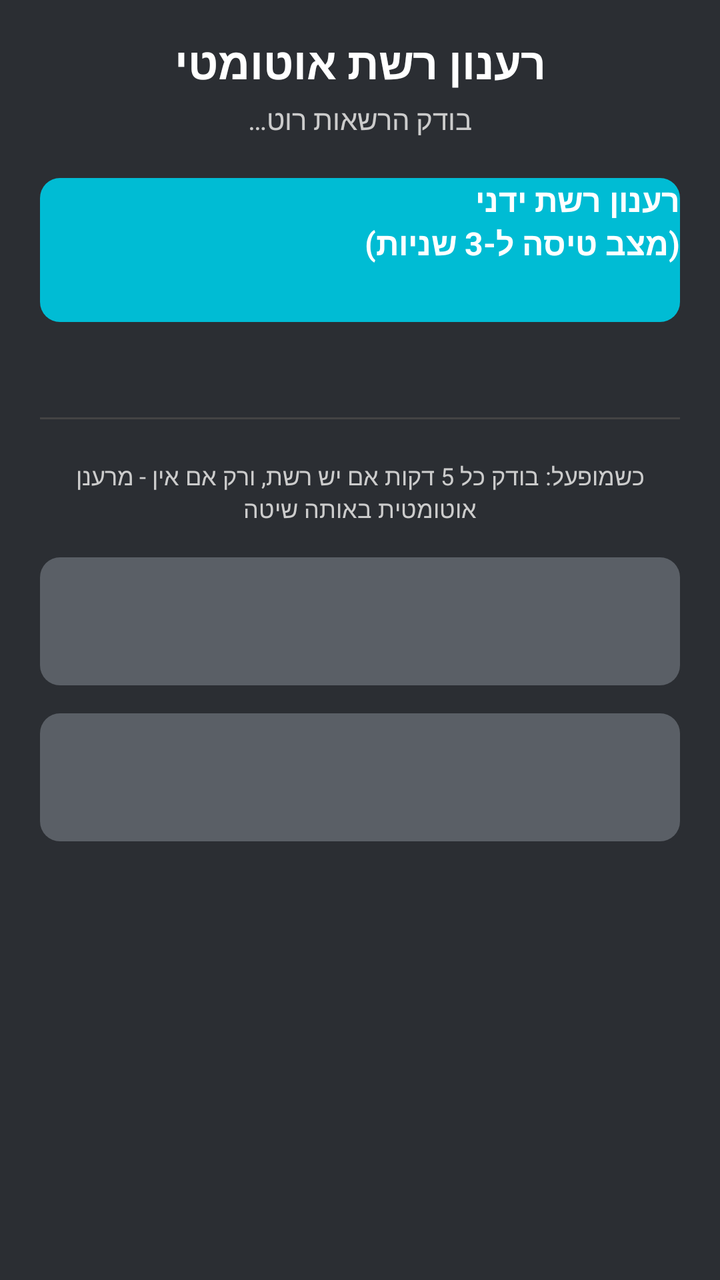
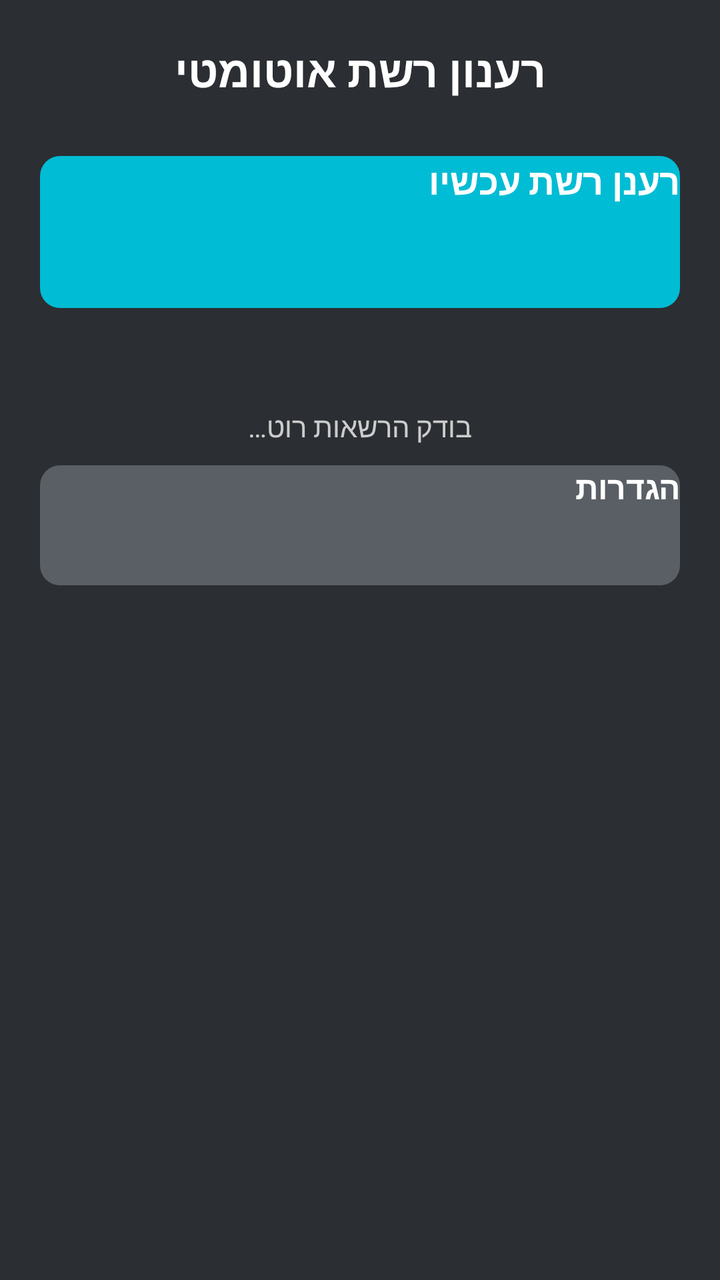

An Android layout rendered at two revisions. The XML below is the earlier revision; the diff shows what the commit changed to produce the second picture.
<!-- AndroidManifest.xml: application theme AppTheme -->
<!-- res/layout/activity_main.xml -->
<?xml version="1.0" encoding="utf-8"?>
<LinearLayout xmlns:android="http://schemas.android.com/apk/res/android"
    android:layout_width="match_parent"
    android:layout_height="match_parent"
    android:orientation="vertical"
    android:background="?attr/colorBgMain"
    android:paddingLeft="20dp"
    android:paddingRight="20dp"
    android:paddingTop="16dp"
    android:paddingBottom="16dp">

    <TextView
        android:id="@+id/headerTitle"
        android:layout_width="match_parent"
        android:layout_height="wrap_content"
        android:text="@string/app_name"
        android:textColor="?attr/colorTextPrimary"
        android:textSize="22sp"
        android:textStyle="bold"
        android:gravity="center"
        android:paddingBottom="4dp" />

    <TextView
        android:id="@+id/rootStatusText"
        android:layout_width="match_parent"
        android:layout_height="wrap_content"
        android:text="@string/root_status_checking"
        android:textColor="?attr/colorTextSecondary"
        android:textSize="14sp"
        android:gravity="center"
        android:paddingBottom="20dp" />

    
    <Button
        android:id="@+id/btnManualRefresh"
        android:layout_width="match_parent"
        android:layout_height="72dp"
        android:background="@drawable/bg_button_primary"
        android:text="@string/manual_refresh_button"
        android:textColor="@color/text_white"
        android:textSize="16sp"
        android:textStyle="bold"
        android:focusable="true"
        android:focusableInTouchMode="false" />

    <TextView
        android:id="@+id/manualRefreshStatusText"
        android:layout_width="match_parent"
        android:layout_height="wrap_content"
        android:text=""
        android:textColor="?attr/colorTextSecondary"
        android:textSize="13sp"
        android:gravity="center"
        android:paddingTop="6dp"
        android:paddingBottom="24dp" />

    
    <View
        android:layout_width="match_parent"
        android:layout_height="1dp"
        android:background="?attr/colorDivider"
        android:layout_marginBottom="20dp" />

    <TextView
        android:layout_width="match_parent"
        android:layout_height="wrap_content"
        android:text="@string/monitor_explanation"
        android:textColor="?attr/colorTextSecondary"
        android:textSize="12sp"
        android:gravity="center"
        android:paddingBottom="16dp" />

    
    <Button
        android:id="@+id/btnPhoneMonitor"
        android:layout_width="match_parent"
        android:layout_height="64dp"
        android:layout_marginBottom="14dp"
        android:background="@drawable/bg_toggle_off"
        android:textColor="@color/text_white"
        android:textSize="16sp"
        android:textStyle="bold"
        android:focusable="true"
        android:focusableInTouchMode="false" />

    
    <Button
        android:id="@+id/btnInternetMonitor"
        android:layout_width="match_parent"
        android:layout_height="64dp"
        android:background="@drawable/bg_toggle_off"
        android:textColor="@color/text_white"
        android:textSize="16sp"
        android:textStyle="bold"
        android:focusable="true"
        android:focusableInTouchMode="false" />

</LinearLayout>
<!-- resources referenced by this layout -->
<resources>
  <color name="text_white">#FFFFFFFF</color>
  <!-- drawable bg_button_primary (drawable) -->
  <?xml version="1.0" encoding="utf-8"?>
  <selector xmlns:android="http://schemas.android.com/apk/res/android">
  
      <item android:state_focused="true">
          <shape android:shape="rectangle">
              <corners android:radius="10dp" />
              <solid android:color="@color/accent_teal" />
              <stroke android:width="3dp" android:color="@color/focus_green" />
          </shape>
      </item>
  
      <item android:state_pressed="true">
          <shape android:shape="rectangle">
              <corners android:radius="10dp" />
              <solid android:color="@color/accent_teal" />
              <stroke android:width="3dp" android:color="@color/focus_green" />
          </shape>
      </item>
  
      <item>
          <shape android:shape="rectangle">
              <corners android:radius="10dp" />
              <solid android:color="@color/accent_teal" />
          </shape>
      </item>
  
  </selector>
  <!-- drawable bg_toggle_off (drawable) -->
  <?xml version="1.0" encoding="utf-8"?>
  <selector xmlns:android="http://schemas.android.com/apk/res/android">
  
      <item android:state_focused="true">
          <shape android:shape="rectangle">
              <corners android:radius="10dp" />
              <solid android:color="@color/toggle_off_gray" />
              <stroke android:width="3dp" android:color="@color/focus_green" />
          </shape>
      </item>
  
      <item android:state_pressed="true">
          <shape android:shape="rectangle">
              <corners android:radius="10dp" />
              <solid android:color="@color/toggle_off_gray" />
              <stroke android:width="3dp" android:color="@color/focus_green" />
          </shape>
      </item>
  
      <item>
          <shape android:shape="rectangle">
              <corners android:radius="10dp" />
              <solid android:color="@color/toggle_off_gray" />
          </shape>
      </item>
  
  </selector>
  <string name="app_name">רענון רשת אוטומטי</string>
  <string name="manual_refresh_button">רענון רשת ידני\n(מצב טיסה ל-3 שניות)</string>
  <string name="monitor_explanation">כשמופעל: בודק כל 5 דקות אם יש רשת, ורק אם אין - מרענן אוטומטית באותה שיטה</string>
  <string name="root_status_checking">בודק הרשאות רוט…</string>
  <style name="AppTheme" parent="android:Theme">
          <item name="android:windowNoTitle">true</item>
          <item name="colorBgMain">@color/bg_dark</item>
          <item name="colorHeaderBg">@color/header_black</item>
          <item name="colorAccent">@color/accent_teal</item>
          <item name="colorTextPrimary">@color/text_white</item>
          <item name="colorTextSecondary">@color/text_light_gray</item>
          <item name="colorRowBg">@color/row_gray</item>
          <item name="colorDivider">@color/divider_gray</item>
          <item name="colorButtonText">@color/text_white</item>
      </style>
  <color name="accent_teal">#FF00BCD4</color>
  <color name="focus_green">@android:color/holo_green_light</color>
  <color name="toggle_off_gray">#FF5A5F66</color>
  <color name="bg_dark">#FF2B2E33</color>
  <color name="header_black">#FF000000</color>
  <color name="text_light_gray">#FFCCCCCC</color>
  <color name="row_gray">#FF3A3E44</color>
  <color name="divider_gray">#FF444444</color>
</resources>

<!-- the commit's change to res/layout/activity_main.xml (unified diff, before → after) -->
@@ -1,98 +1,77 @@
 <?xml version="1.0" encoding="utf-8"?>
-<LinearLayout xmlns:android="http://schemas.android.com/apk/res/android"
+<ScrollView xmlns:android="http://schemas.android.com/apk/res/android"
     android:layout_width="match_parent"
     android:layout_height="match_parent"
-    android:orientation="vertical"
-    android:background="?attr/colorBgMain"
-    android:paddingLeft="20dp"
-    android:paddingRight="20dp"
-    android:paddingTop="16dp"
-    android:paddingBottom="16dp">
+    android:fillViewport="true"
+    android:background="?attr/colorBgMain">
 
-    <TextView
-        android:id="@+id/headerTitle"
+    <LinearLayout
         android:layout_width="match_parent"
         android:layout_height="wrap_content"
-        android:text="@string/app_name"
-        android:textColor="?attr/colorTextPrimary"
-        android:textSize="22sp"
-        android:textStyle="bold"
-        android:gravity="center"
-        android:paddingBottom="4dp" />
+        android:orientation="vertical"
+        android:paddingLeft="20dp"
+        android:paddingRight="20dp"
+        android:paddingTop="20dp"
+        android:paddingBottom="20dp">
 
-    <TextView
-        android:id="@+id/rootStatusText"
-        android:layout_width="match_parent"
-        android:layout_height="wrap_content"
-        android:text="@string/root_status_checking"
-        android:textColor="?attr/colorTextSecondary"
-        android:textSize="14sp"
-        android:gravity="center"
-        android:paddingBottom="20dp" />
+        <TextView
+            android:id="@+id/headerTitle"
+            android:layout_width="match_parent"
+            android:layout_height="wrap_content"
+            android:text="@string/app_name"
+            android:textColor="?attr/colorTextPrimary"
+            android:textSize="22sp"
+            android:textStyle="bold"
+            android:gravity="center"
+            android:paddingBottom="28dp" />
 
-    
-    <Button
-        android:id="@+id/btnManualRefresh"
-        android:layout_width="match_parent"
-        android:layout_height="72dp"
-        android:background="@drawable/bg_button_primary"
-        android:text="@string/manual_refresh_button"
-        android:textColor="@color/text_white"
-        android:textSize="16sp"
-        android:textStyle="bold"
-        android:focusable="true"
-        android:focusableInTouchMode="false" />
+        
+        <Button
+            android:id="@+id/btnManualRefresh"
+            android:layout_width="match_parent"
+            android:layout_height="76dp"
+            android:background="@drawable/bg_button_primary"
+            android:text="@string/manual_refresh_button"
+            android:textColor="@color/text_white"
+            android:textSize="18sp"
+            android:textStyle="bold"
+            android:focusable="true"
+            android:focusableInTouchMode="false" />
 
-    <TextView
-        android:id="@+id/manualRefreshStatusText"
-        android:layout_width="match_parent"
-        android:layout_height="wrap_content"
-        android:text=""
-        android:textColor="?attr/colorTextSecondary"
-        android:textSize="13sp"
-        android:gravity="center"
-        android:paddingTop="6dp"
-        android:paddingBottom="24dp" />
+        <TextView
+            android:id="@+id/manualRefreshStatusText"
+            android:layout_width="match_parent"
+            android:layout_height="wrap_content"
+            android:text=""
+            android:textColor="?attr/colorTextSecondary"
+            android:textSize="13sp"
+            android:gravity="center"
+            android:paddingTop="8dp"
+            android:paddingBottom="24dp" />
 
-    
-    <View
-        android:layout_width="match_parent"
-        android:layout_height="1dp"
-        android:background="?attr/colorDivider"
-        android:layout_marginBottom="20dp" />
+        
+        <TextView
+            android:id="@+id/rootStatusText"
+            android:layout_width="match_parent"
+            android:layout_height="wrap_content"
+            android:text="@string/root_status_checking"
+            android:textColor="?attr/colorTextSecondary"
+            android:textSize="14sp"
+            android:gravity="center"
+            android:paddingBottom="10dp" />
 
-    <TextView
-        android:layout_width="match_parent"
-        android:layout_height="wrap_content"
-        android:text="@string/monitor_explanation"
-        android:textColor="?attr/colorTextSecondary"
-        android:textSize="12sp"
-        android:gravity="center"
-        android:paddingBottom="16dp" />
+        
+        <Button
+            android:id="@+id/btnSettings"
+            android:layout_width="match_parent"
+            android:layout_height="60dp"
+            android:background="@drawable/bg_toggle_off"
+            android:text="@string/settings_button"
+            android:textColor="@color/text_white"
+            android:textSize="16sp"
+            android:textStyle="bold"
+            android:focusable="true"
+            android:focusableInTouchMode="false" />
 
-    
-    <Button
-        android:id="@+id/btnPhoneMonitor"
-        android:layout_width="match_parent"
-        android:layout_height="64dp"
-        android:layout_marginBottom="14dp"
-        android:background="@drawable/bg_toggle_off"
-        android:textColor="@color/text_white"
-        android:textSize="16sp"
-        android:textStyle="bold"
-        android:focusable="true"
-        android:focusableInTouchMode="false" />
-
-    
-    <Button
-        android:id="@+id/btnInternetMonitor"
-        android:layout_width="match_parent"
-        android:layout_height="64dp"
-        android:background="@drawable/bg_toggle_off"
-        android:textColor="@color/text_white"
-        android:textSize="16sp"
-        android:textStyle="bold"
-        android:focusable="true"
-        android:focusableInTouchMode="false" />
-
-</LinearLayout>
+    </LinearLayout>
+</ScrollView>
<!-- resource entries referenced after the edit -->
@@ -58,9 +58,9 @@
   
   </selector>
   <string name="app_name">רענון רשת אוטומטי</string>
-  <string name="manual_refresh_button">רענון רשת ידני\n(מצב טיסה ל-3 שניות)</string>
-  <string name="monitor_explanation">כשמופעל: בודק כל 5 דקות אם יש רשת, ורק אם אין - מרענן אוטומטית באותה שיטה</string>
+  <string name="manual_refresh_button">רענן רשת עכשיו</string>
   <string name="root_status_checking">בודק הרשאות רוט…</string>
+  <string name="settings_button">הגדרות</string>
   <style name="AppTheme" parent="android:Theme">
           <item name="android:windowNoTitle">true</item>
           <item name="colorBgMain">@color/bg_dark</item>
